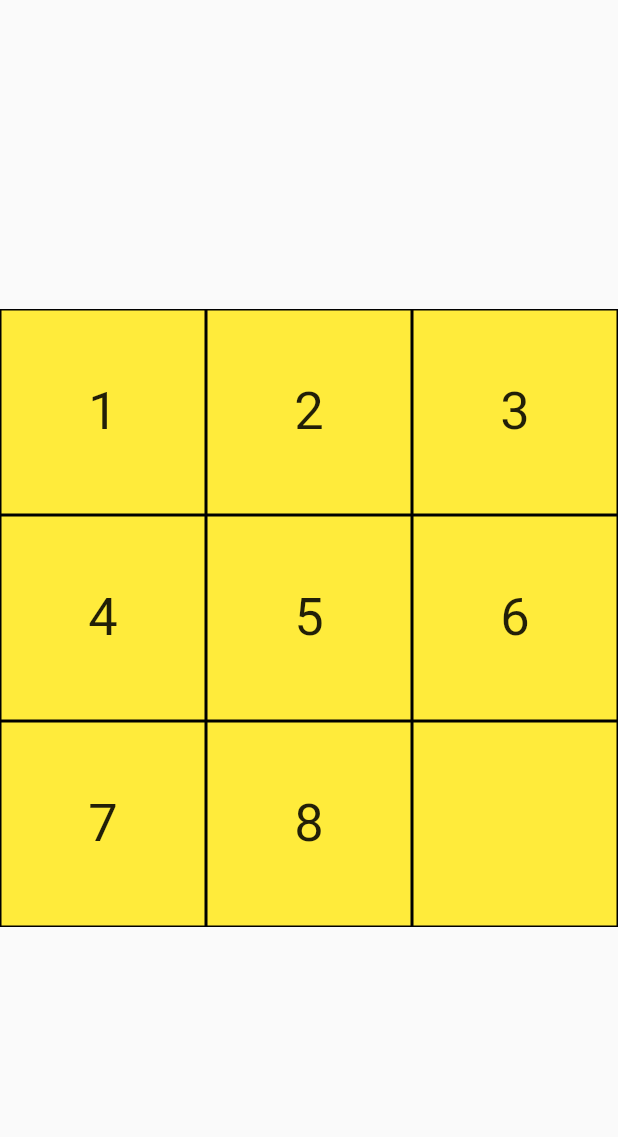
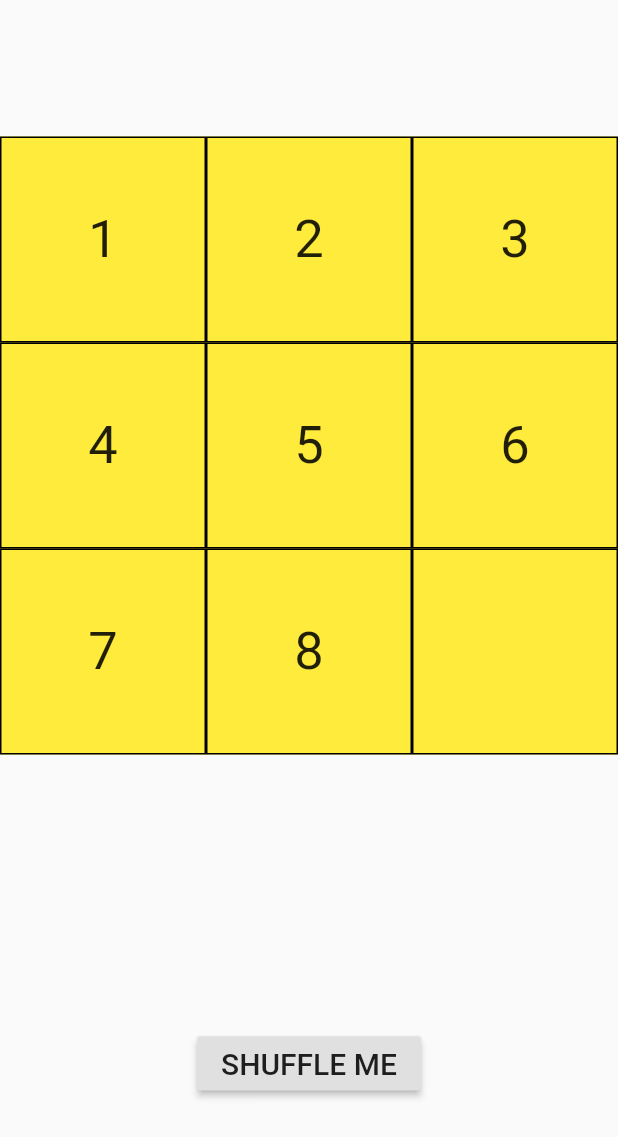
Before and after one commit to Pol-Pula/puzzl, a Flutter app: the screen it shows after launch, on a phone screen of 412 x 824 dp. Shown: the top 1137 px of the screen. Run offline on Flutter 3.47's test engine with Material 2 defaults, Android fonts, the phone set to English and light mode, and no system bars.

Commit message:
shuffle enabled

```diff
--- a/lib/main.dart
+++ b/lib/main.dart
@@ -41,13 +41,22 @@ class _PuzzlPageState extends State<PuzzlPage> {
   Widget build(BuildContext context) {
     return Scaffold(
       body: SafeArea(
-        child: Center(
-          child: Container(
-            width: size ?? 0,
-            height: size ?? 0,
-            color: Colors.yellow,
-            child: Stack(children: _getChildren()),
-          ),
+        child: Column(
+          mainAxisAlignment: MainAxisAlignment.spaceAround,
+          children: <Widget>[
+            Container(
+              width: size ?? 0,
+              height: size ?? 0,
+              color: Colors.yellow,
+              child: Stack(children: _getChildren()),
+            ),
+            RaisedButton(
+                child: Text('SHUFFLE ME', style: TextStyle(fontSize: 20),),
+                onPressed: () => setState((){
+                  numbers.shuffle();
+                }),
+            )
+          ],
         ),
       ),
     );
```
